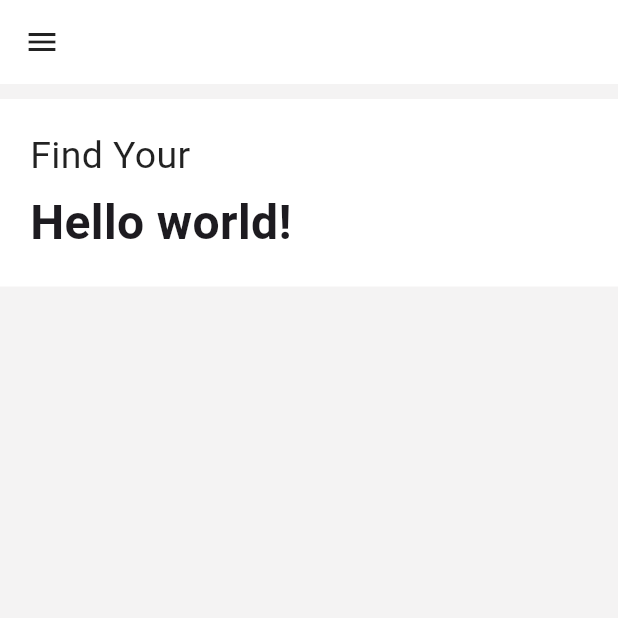
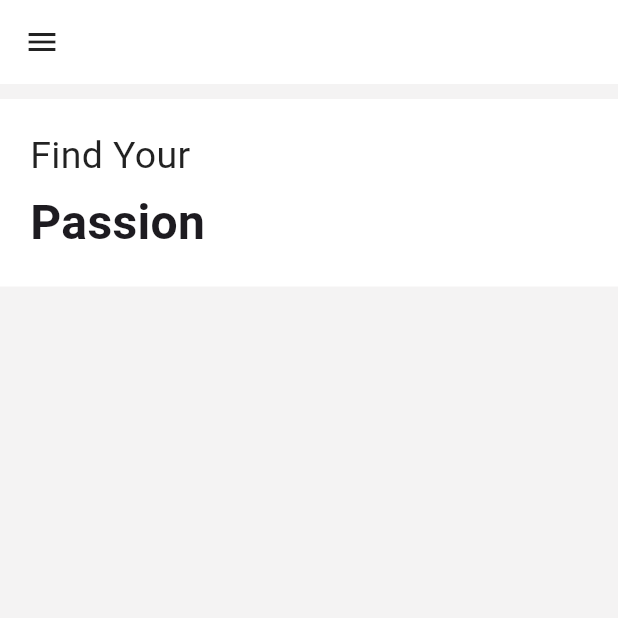
Before and after one commit to andrewshowers/BeatBlendr, a Flutter app: the screen it shows after launch, on a phone screen of 412 x 824 dp, the top half of it. Run offline on Flutter 3.47's test engine with Material 3 defaults, Android fonts, the phone set to English and light mode, and no system bars; drawn by our look-alikes of animated_text_kit.

Commit message:
updated the landing page

```diff
--- a/lib/landing_page.dart
+++ b/lib/landing_page.dart
@@ -45,20 +45,22 @@ class LandingPage extends StatelessWidget {
                   // ),
                   AnimatedTextKit(
                     animatedTexts: [
-                      TypewriterAnimatedText(
-                        'Hello world!',
-                        textStyle: const TextStyle(
-                          fontSize: 32.0,
-                          fontWeight: FontWeight.bold,
-                        ),
-                      speed: const Duration(milliseconds: 2000),
-                      ),
+                      TyperAnimatedText('Passion', textStyle: const TextStyle(fontSize: 32.0, fontWeight: FontWeight.bold,), speed: const Duration(milliseconds: 100),),
+                      TyperAnimatedText('Music', textStyle: const TextStyle(fontSize: 32.0, fontWeight: FontWeight.bold,), speed: const Duration(milliseconds: 100),),
+                      TyperAnimatedText('Jam', textStyle: const TextStyle(fontSize: 32.0, fontWeight: FontWeight.bold,), speed: const Duration(milliseconds: 100),),
+                      TyperAnimatedText('Song', textStyle: const TextStyle(fontSize: 32.0, fontWeight: FontWeight.bold,), speed: const Duration(milliseconds: 100),),
+                      TyperAnimatedText('Tune', textStyle: const TextStyle(fontSize: 32.0, fontWeight: FontWeight.bold,), speed: const Duration(milliseconds: 100),),
+                      TyperAnimatedText('Rhythm', textStyle: const TextStyle(fontSize: 32.0, fontWeight: FontWeight.bold,), speed: const Duration(milliseconds: 100),),
+                      TyperAnimatedText('Melody', textStyle: const TextStyle(fontSize: 32.0, fontWeight: FontWeight.bold,), speed: const Duration(milliseconds: 100),),
+                      TyperAnimatedText('Genre', textStyle: const TextStyle(fontSize: 32.0, fontWeight: FontWeight.bold,), speed: const Duration(milliseconds: 100),),
+                      TyperAnimatedText('Artist', textStyle: const TextStyle(fontSize: 32.0, fontWeight: FontWeight.bold,), speed: const Duration(milliseconds: 100),),
+                      TyperAnimatedText('Beat', textStyle: const TextStyle(fontSize: 32.0, fontWeight: FontWeight.bold,), speed: const Duration(milliseconds: 100),),
                     ],
 
                     totalRepeatCount: 4,
-                    pause: const Duration(milliseconds: 1000),
+                    // pause: const Duration(milliseconds: 100),
                     displayFullTextOnTap: true,
-                    stopPauseSOnTap: true,
+                    stopPauseOnTap: true,
                 )
                 ],
               ),
```
